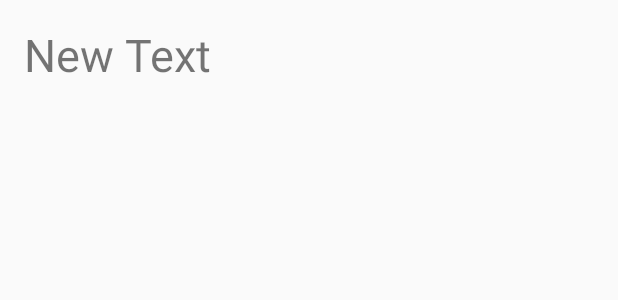
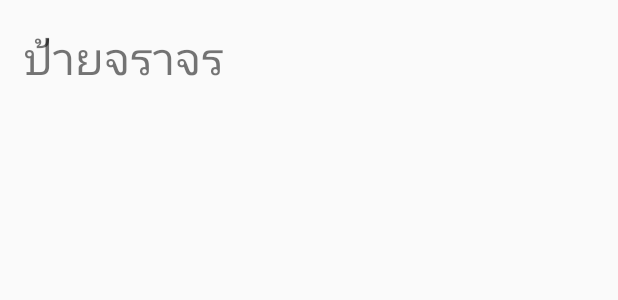
Before and after one commit to kittipongnuanyai/My-Traffic-12-March-2016, an Android app: the layout activity_main.xml on its own in the app's theme, with its tools: preview values and no code run, on a phone screen of 412 x 824 dp. Shown: the top 300 px of the screen. Run offline under Robolectric (Android 15) with nearby library versions, the phone set to English and light mode, and no system bars.

Commit message:
Add text by using strings.xml

```diff
--- a/MyTraffic_12March16/app/src/main/res/layout/activity_main.xml
+++ b/MyTraffic_12March16/app/src/main/res/layout/activity_main.xml
@@ -12,7 +12,7 @@
     <TextView
         android:layout_width="wrap_content"
         android:layout_height="wrap_content"
-        android:text="New Text"
+        android:text="@string/title_main"
         android:id="@+id/textView"
         android:textSize="@dimen/h1" />
 </RelativeLayout>
--- a/MyTraffic_12March16/app/src/main/res/values/strings.xml
+++ b/MyTraffic_12March16/app/src/main/res/values/strings.xml
@@ -1,3 +1,7 @@
 <resources>
-    <string name="app_name">My Traffic</string>
+    <string name="app_name">Easy Traffic</string>
+
+    <string name="title_main">ป้ายจราจร</string>
+
+
 </resources>
```
